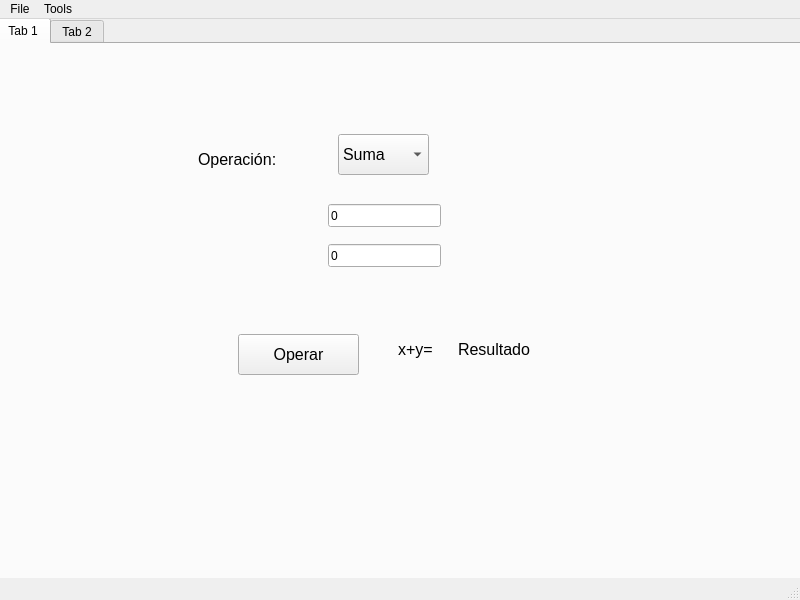
This is fparser_GUI/Ejemplos_GUI/Window.ui in mramagu/Fortran-to-Python-Wrapper as Qt 5 draws it before an edit. The edited form follows.
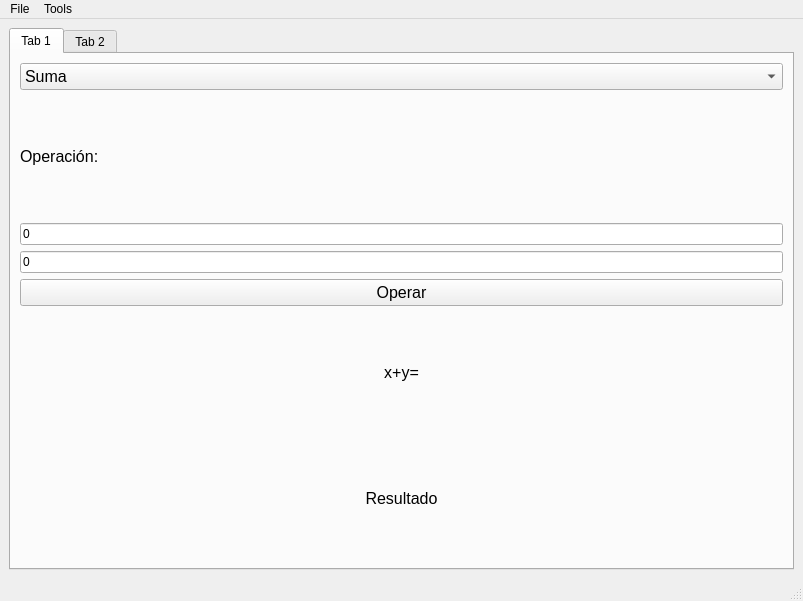
This is the edited form. The open tabs and pages were chosen to show the change.

The edit to the form file:
```diff
--- a/fparser_GUI/Ejemplos_GUI/Window.ui
+++ b/fparser_GUI/Ejemplos_GUI/Window.ui
@@ -6,8 +6,8 @@
    <rect>
     <x>0</x>
     <y>0</y>
-    <width>800</width>
-    <height>600</height>
+    <width>803</width>
+    <height>601</height>
    </rect>
   </property>
   <property name="sizePolicy">
@@ -20,14 +20,20 @@
    <string>Operaciones matemáticas</string>
   </property>
   <widget class="QWidget" name="centralwidget">
+   <property name="sizePolicy">
+    <sizepolicy hsizetype="Expanding" vsizetype="Expanding">
+     <horstretch>0</horstretch>
+     <verstretch>0</verstretch>
+    </sizepolicy>
+   </property>
+   <layout class="QVBoxLayout" name="verticalLayout_2">
+    <item>
    <widget class="QTabWidget" name="tabWidget">
-    <property name="geometry">
-     <rect>
-      <x>-4</x>
-      <y>-1</y>
-      <width>811</width>
-      <height>581</height>
-     </rect>
+      <property name="sizePolicy">
+       <sizepolicy hsizetype="Preferred" vsizetype="Preferred">
+        <horstretch>0</horstretch>
+        <verstretch>0</verstretch>
+       </sizepolicy>
     </property>
     <property name="currentIndex">
      <number>1</number>
@@ -36,77 +42,9 @@
      <attribute name="title">
       <string>Tab 1</string>
      </attribute>
-     <widget class="QLineEdit" name="lineEdit_y">
-      <property name="geometry">
-       <rect>
-        <x>330</x>
-        <y>200</y>
-        <width>113</width>
-        <height>23</height>
-       </rect>
-      </property>
-      <property name="text">
-       <string>0</string>
-      </property>
-     </widget>
-     <widget class="QPushButton" name="pushButton">
-      <property name="geometry">
-       <rect>
-        <x>240</x>
-        <y>290</y>
-        <width>121</width>
-        <height>41</height>
-       </rect>
-      </property>
-      <property name="font">
-       <font>
-        <pointsize>12</pointsize>
-       </font>
-      </property>
-      <property name="text">
-       <string>Operar</string>
-      </property>
-     </widget>
-     <widget class="QLabel" name="label_operacion">
-      <property name="geometry">
-       <rect>
-        <x>200</x>
-        <y>100</y>
-        <width>101</width>
-        <height>31</height>
-       </rect>
-      </property>
-      <property name="font">
-       <font>
-        <pointsize>12</pointsize>
-       </font>
-      </property>
-      <property name="text">
-       <string>Operación:</string>
-      </property>
-     </widget>
-     <widget class="QLineEdit" name="lineEdit_x">
-      <property name="geometry">
-       <rect>
-        <x>330</x>
-        <y>160</y>
-        <width>113</width>
-        <height>23</height>
-       </rect>
-      </property>
-      <property name="text">
-       <string>0</string>
-      </property>
-     </widget>
+       <layout class="QVBoxLayout" name="verticalLayout_3">
+        <item>
      <widget class="QComboBox" name="comboBox">
-      <property name="geometry">
-       <rect>
-        <x>340</x>
-        <y>90</y>
-        <width>91</width>
-        <height>41</height>
-       </rect>
-      </property>
       <property name="sizePolicy">
        <sizepolicy hsizetype="Preferred" vsizetype="Fixed">
         <horstretch>0</horstretch>
@@ -129,33 +67,47 @@
        </property>
       </item>
      </widget>
-     <widget class="QLabel" name="label_resultado">
-      <property name="geometry">
-       <rect>
-        <x>460</x>
-        <y>290</y>
-        <width>81</width>
-        <height>31</height>
-       </rect>
-      </property>
+        </item>
+        <item>
+         <widget class="QLabel" name="label_operacion">
+          <property name="font">
+           <font>
+            <pointsize>12</pointsize>
+           </font>
+          </property>
+          <property name="text">
+           <string>Operación:</string>
+          </property>
+         </widget>
+        </item>
+        <item>
+         <widget class="QLineEdit" name="lineEdit_x">
+          <property name="text">
+           <string>0</string>
+          </property>
+         </widget>
+        </item>
+        <item>
+         <widget class="QLineEdit" name="lineEdit_y">
+          <property name="text">
+           <string>0</string>
+          </property>
+         </widget>
+        </item>
+        <item>
+         <widget class="QPushButton" name="pushButton">
       <property name="font">
        <font>
         <pointsize>12</pointsize>
        </font>
       </property>
       <property name="text">
-       <string>Resultado</string>
-      </property>
-     </widget>
+           <string>Operar</string>
+          </property>
+         </widget>
+        </item>
+        <item>
      <widget class="QLabel" name="label">
-      <property name="geometry">
-       <rect>
-        <x>400</x>
-        <y>290</y>
-        <width>51</width>
-        <height>31</height>
-       </rect>
-      </property>
       <property name="font">
        <font>
         <pointsize>12</pointsize>
@@ -164,21 +116,97 @@
       <property name="text">
        <string>x+y=</string>
       </property>
-     </widget>
+          <property name="alignment">
+           <set>Qt::AlignCenter</set>
+          </property>
+         </widget>
+        </item>
+        <item>
+         <widget class="QLabel" name="label_resultado">
+          <property name="font">
+           <font>
+            <pointsize>12</pointsize>
+           </font>
+          </property>
+          <property name="text">
+           <string>Resultado</string>
+          </property>
+          <property name="alignment">
+           <set>Qt::AlignCenter</set>
+          </property>
+         </widget>
+        </item>
+       </layout>
     </widget>
     <widget class="QWidget" name="tab_2">
      <attribute name="title">
       <string>Tab 2</string>
      </attribute>
-    </widget>
-   </widget>
+       <layout class="QVBoxLayout" name="verticalLayout">
+        <item>
+         <widget class="QScrollArea" name="scrollArea">
+          <property name="widgetResizable">
+           <bool>true</bool>
+          </property>
+          <widget class="QWidget" name="scrollAreaWidgetContents">
+           <property name="geometry">
+            <rect>
+             <x>0</x>
+             <y>0</y>
+             <width>761</width>
+             <height>492</height>
+            </rect>
+           </property>
+           <property name="sizePolicy">
+            <sizepolicy hsizetype="Expanding" vsizetype="Expanding">
+             <horstretch>0</horstretch>
+             <verstretch>0</verstretch>
+            </sizepolicy>
+           </property>
+           <layout class="QGridLayout" name="gridLayout_3">
+            <property name="sizeConstraint">
+             <enum>QLayout::SetNoConstraint</enum>
+            </property>
+            <item row="0" column="1">
+             <widget class="QLineEdit" name="lineEdit_select"/>
+            </item>
+            <item row="0" column="0">
+             <widget class="QLabel" name="label_select">
+              <property name="text">
+               <string>Select file:</string>
+              </property>
+             </widget>
+            </item>
+            <item row="2" column="0" colspan="3">
+             <widget class="QTextEdit" name="textEdit">
+              <property name="sizeAdjustPolicy">
+               <enum>QAbstractScrollArea::AdjustToContents</enum>
+              </property>
+             </widget>
+            </item>
+            <item row="0" column="2">
+             <widget class="QToolButton" name="toolButton">
+              <property name="text">
+               <string>...</string>
+              </property>
+             </widget>
+            </item>
+           </layout>
+          </widget>
+         </widget>
+        </item>
+       </layout>
+      </widget>
+     </widget>
+    </item>
+   </layout>
   </widget>
   <widget class="QMenuBar" name="menubar">
    <property name="geometry">
     <rect>
      <x>0</x>
      <y>0</y>
-     <width>800</width>
+     <width>803</width>
      <height>20</height>
     </rect>
    </property>
```
Left out of the diff: 2 changed lines with no effect on the pictures. Lines whose indentation alone changed are shown as unchanged.
